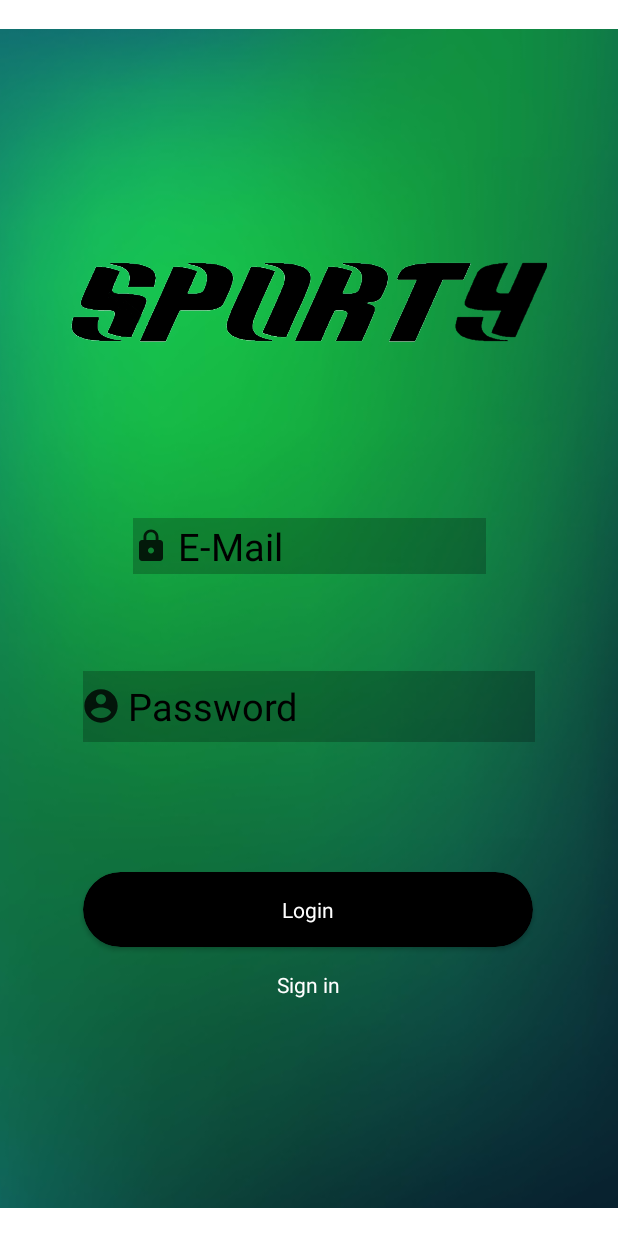
After one commit to pippetto17/APP, an Android app: the layout new_first_page.xml on its own in the app's theme, with its tools: preview values and no code run, on a phone screen of 412 x 824 dp. The commit adds this screen. Run offline under Robolectric (Android 15) with nearby library versions, the phone set to English and light mode, and no system bars.

Commit message:
Modifica pagina login

```diff
--- /dev/null
+++ b/APP/app/src/main/res/drawable-anydpi/lock_image.xml
@@ -0,0 +1,11 @@
+<vector xmlns:android="http://schemas.android.com/apk/res/android"
+    android:width="24dp"
+    android:height="24dp"
+    android:viewportWidth="24"
+    android:viewportHeight="24"
+    android:tint="#000000"
+    android:alpha="0.8">
+  <path
+      android:fillColor="@android:color/white"
+      android:pathData="M18,8h-1L17,6c0,-2.76 -2.24,-5 -5,-5S7,3.24 7,6v2L6,8c-1.1,0 -2,0.9 -2,2v10c0,1.1 0.9,2 2,2h12c1.1,0 2,-0.9 2,-2L20,10c0,-1.1 -0.9,-2 -2,-2zM12,17c-1.1,0 -2,-0.9 -2,-2s0.9,-2 2,-2 2,0.9 2,2 -0.9,2 -2,2zM15.1,8L8.9,8L8.9,6c0,-1.71 1.39,-3.1 3.1,-3.1 1.71,0 3.1,1.39 3.1,3.1v2z"/>
+</vector>
--- a/APP/app/src/main/res/drawable-anydpi/password_icon.xml
+++ b/APP/app/src/main/res/drawable-anydpi/password_icon.xml
@@ -1,8 +1,8 @@
 <vector xmlns:android="http://schemas.android.com/apk/res/android"
     android:width="24dp"
     android:height="24dp"
-    android:viewportWidth="24"
-    android:viewportHeight="24"
+    android:viewportWidth="36"
+    android:viewportHeight="36"
     android:tint="#333333"
     android:alpha="0.6">
   <group android:scaleX="0.7692308"
--- /dev/null
+++ b/APP/app/src/main/res/drawable-anydpi/user_image.xml
@@ -0,0 +1,16 @@
+<vector xmlns:android="http://schemas.android.com/apk/res/android"
+    android:width="24dp"
+    android:height="24dp"
+    android:viewportWidth="24"
+    android:viewportHeight="24"
+    android:tint="#000000"
+    android:alpha="0.8">
+  <group android:scaleX="1.1111112"
+      android:scaleY="1.1111112"
+      android:translateX="-1.3333334"
+      android:translateY="-1.3333334">
+    <path
+        android:fillColor="@android:color/white"
+        android:pathData="M12,2C6.48,2 2,6.48 2,12s4.48,10 10,10 10,-4.48 10,-10S17.52,2 12,2zM12,5c1.66,0 3,1.34 3,3s-1.34,3 -3,3 -3,-1.34 -3,-3 1.34,-3 3,-3zM12,19.2c-2.5,0 -4.71,-1.28 -6,-3.22 0.03,-1.99 4,-3.08 6,-3.08 1.99,0 5.97,1.09 6,3.08 -1.29,1.94 -3.5,3.22 -6,3.22z"/>
+  </group>
+</vector>
--- /dev/null
+++ b/APP/app/src/main/res/layout/new_first_page.xml
@@ -0,0 +1,116 @@
+<?xml version="1.0" encoding="utf-8"?>
+<androidx.constraintlayout.widget.ConstraintLayout xmlns:android="http://schemas.android.com/apk/res/android"
+    xmlns:app="http://schemas.android.com/apk/res-auto"
+    xmlns:tools="http://schemas.android.com/tools"
+    android:layout_width="match_parent"
+    android:layout_height="match_parent">
+
+    <ImageView
+        android:id="@+id/background"
+        android:layout_width="494dp"
+        android:layout_height="786dp"
+        app:layout_constraintBottom_toBottomOf="parent"
+        app:layout_constraintEnd_toEndOf="parent"
+        app:layout_constraintStart_toStartOf="parent"
+        app:layout_constraintTop_toTopOf="parent"
+        app:srcCompat="@drawable/sfond_scuro" />
+
+    <ImageView
+        android:id="@+id/logo"
+        android:layout_width="0dp"
+        android:layout_height="667dp"
+        android:layout_marginStart="47dp"
+        android:layout_marginEnd="47dp"
+        android:layout_marginBottom="272dp"
+        app:layout_constraintBottom_toBottomOf="@+id/background"
+        app:layout_constraintEnd_toEndOf="parent"
+        app:layout_constraintHorizontal_bias="1.0"
+        app:layout_constraintStart_toStartOf="parent"
+        app:srcCompat="@drawable/sporty_copia" />
+
+    <EditText
+        android:id="@+id/password"
+        android:layout_width="301dp"
+        android:layout_height="47dp"
+        android:layout_marginStart="96dp"
+        android:layout_marginTop="428dp"
+        android:layout_marginEnd="97dp"
+        android:layout_marginBottom="311dp"
+        android:background="#3B000000"
+        android:drawableLeft="@drawable/user_image"
+        android:ems="10"
+        android:hint=" Password"
+        android:inputType="textEmailAddress"
+        android:textColorHint="@color/black"
+        android:textSize="25dp"
+        app:layout_constraintBottom_toBottomOf="@+id/background"
+        app:layout_constraintEnd_toEndOf="@+id/background"
+        app:layout_constraintStart_toStartOf="@+id/background"
+        app:layout_constraintTop_toTopOf="@+id/background"
+        tools:visibility="visible" />
+
+    <EditText
+        android:id="@+id/mail"
+        android:layout_width="235dp"
+        android:layout_height="37dp"
+        android:layout_marginStart="129dp"
+        android:layout_marginTop="326dp"
+        android:layout_marginEnd="130dp"
+        android:layout_marginBottom="423dp"
+        android:background="#3B000000"
+        android:drawableLeft="@drawable/lock_image"
+        android:ems="10"
+        android:hint=" E-Mail"
+        android:inputType="textEmailAddress"
+        android:textColorHint="@color/black"
+        android:textSize="25dp"
+        app:layout_constraintBottom_toBottomOf="@+id/background"
+        app:layout_constraintEnd_toEndOf="@+id/background"
+        app:layout_constraintStart_toStartOf="@+id/background"
+        app:layout_constraintTop_toTopOf="@+id/background"
+        tools:visibility="visible" />
+
+    <androidx.cardview.widget.CardView
+        android:layout_width="300dp"
+        android:layout_height="50dp"
+        android:layout_marginStart="96dp"
+        android:layout_marginTop="562dp"
+        android:layout_marginEnd="98dp"
+        android:layout_marginBottom="174dp"
+        app:cardBackgroundColor="@color/black"
+        app:cardCornerRadius="25dp"
+        app:layout_constraintBottom_toBottomOf="@+id/background"
+        app:layout_constraintEnd_toEndOf="@+id/background"
+        app:layout_constraintStart_toStartOf="@+id/background"
+        app:layout_constraintTop_toTopOf="@+id/background">
+
+        <RelativeLayout
+            android:layout_width="match_parent"
+            android:layout_height="match_parent">
+
+            <TextView
+                android:id="@+id/textView5"
+                android:layout_width="wrap_content"
+                android:layout_height="wrap_content"
+                android:layout_centerInParent="true"
+                android:text="Login"
+                android:textColor="@color/white" />
+        </RelativeLayout>
+    </androidx.cardview.widget.CardView>
+
+    <TextView
+        android:id="@+id/textView6"
+        android:layout_width="wrap_content"
+        android:layout_height="wrap_content"
+        android:layout_marginStart="225dp"
+        android:layout_marginTop="627dp"
+        android:layout_marginEnd="227dp"
+        android:layout_marginBottom="140dp"
+        android:text="Sign in"
+        android:textColor="@color/white"
+        app:layout_constraintBottom_toBottomOf="@+id/background"
+        app:layout_constraintEnd_toEndOf="@+id/background"
+        app:layout_constraintStart_toStartOf="@+id/background"
+        app:layout_constraintTop_toTopOf="@+id/background" />
+
+</androidx.constraintlayout.widget.ConstraintLayout>
```
Also changed, not shown: APP/app/src/main/res/drawable-hdpi/lock_image.png (added), APP/app/src/main/res/drawable-hdpi/user_image.png (added), APP/app/src/main/res/drawable-mdpi/lock_image.png (added), APP/app/src/main/res/drawable-mdpi/user_image.png (added), APP/app/src/main/res/drawable-xhdpi/lock_image.png (added), APP/app/src/main/res/drawable-xhdpi/user_image.png (added), APP/app/src/main/res/drawable-xxhdpi/lock_image.png (added), APP/app/src/main/res/drawable-xxhdpi/user_image.png (added), APP/app/src/main/res/drawable/login_button.png (added), APP/app/src/main/res/drawable/sfond_scuro.png (added), APP/app/src/main/res/drawable/sfondo_chiaro.png (added), APP/app/src/main/res/drawable/sporty_copia.png (added), APP/app/src/main/res/drawable/sporty_icon_empty.png (added).
